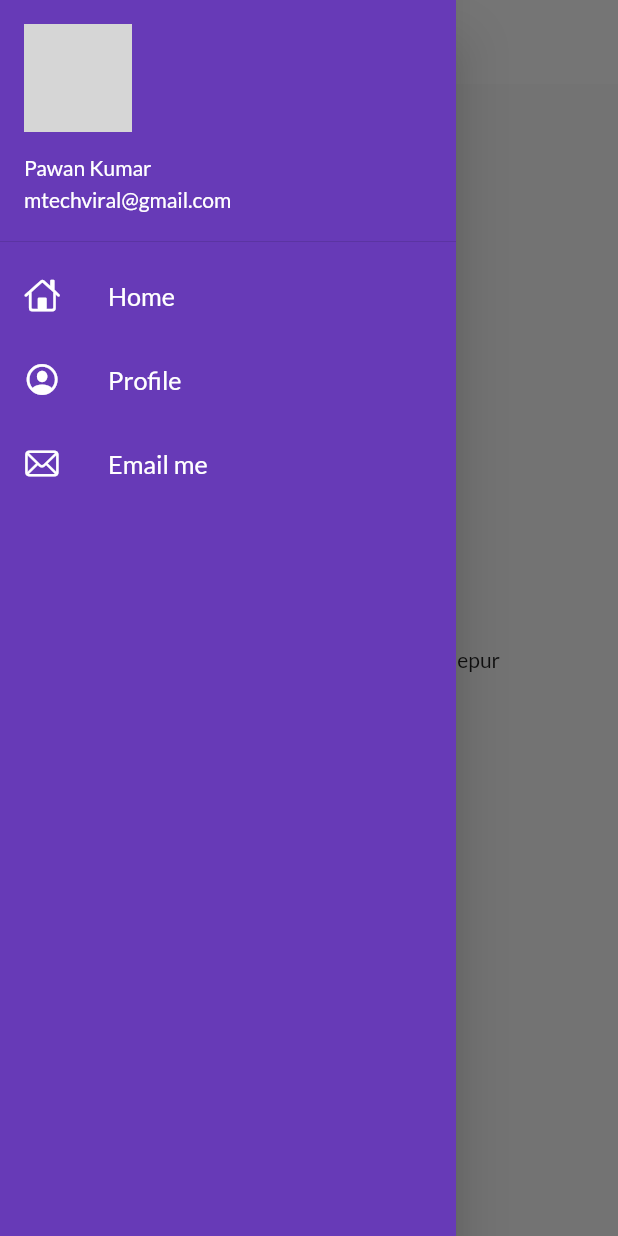
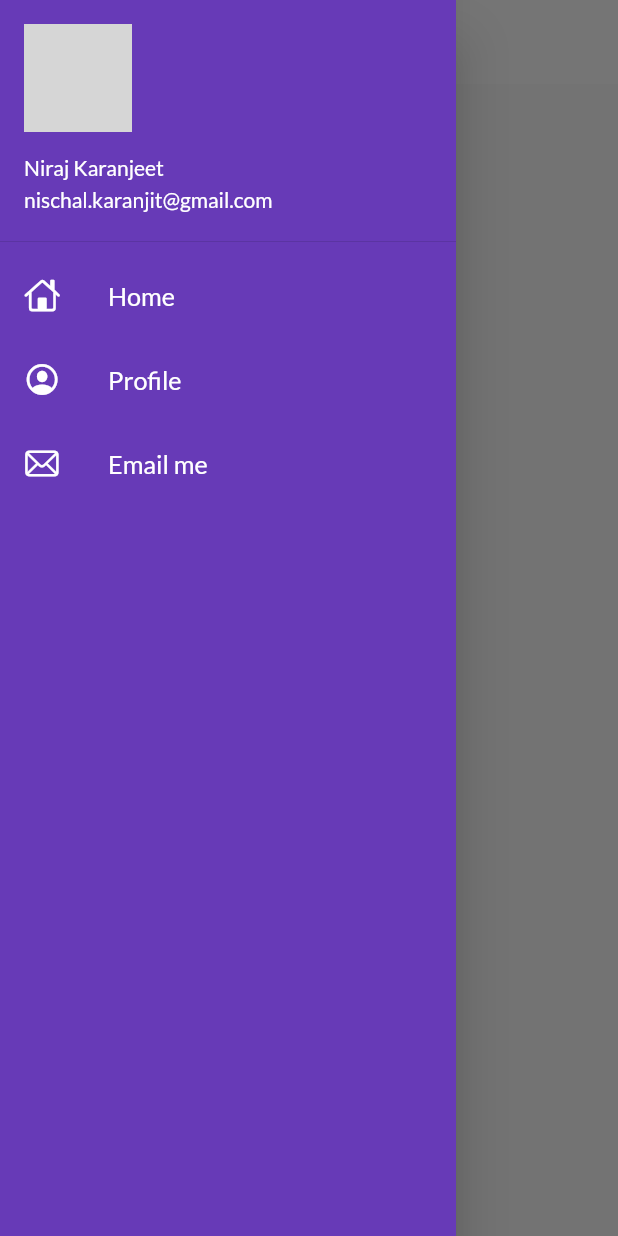
Before and after one commit to nischal08/catalog_app, a Flutter app: the screen it shows after launch, with the side drawer open, on a phone screen of 412 x 824 dp. Run offline on Flutter 3.47's test engine with Material 2 defaults, Android fonts, the light colour scheme and no system bars; our stand-ins replace google_fonts; network calls fail; grey boxes are pictures that could not be loaded.

Commit message:
completed constraints day11

```diff
--- a/lib/pages/home_page.dart
+++ b/lib/pages/home_page.dart
@@ -1,6 +1,5 @@
 import 'package:catalog_app/widgets/drawer.dart';
 import 'package:flutter/material.dart';
-
 
 class HomePage extends StatelessWidget {
   final int days = 30;
@@ -13,6 +12,9 @@ class HomePage extends StatelessWidget {
       ),
       body: Center(
         child: Container(
+          height: 100,
+          width: 100,
+          color: Colors.red,
           child: Text("Welcome to $days days of flutter by $name"),
         ),
       ),
--- a/lib/pages/login_page.dart
+++ b/lib/pages/login_page.dart
@@ -35,7 +35,7 @@ class _LoginPageState extends State<LoginPage> {
             child: Column(
               children: [
                 Image.asset(
-                  "assets/images/hey.png",
+                  "assets/images/login.png",
                   fit: BoxFit.cover,
                 ),
                 SizedBox(
--- a/lib/widgets/drawer.dart
+++ b/lib/widgets/drawer.dart
@@ -5,7 +5,7 @@ class MyDrawer extends StatelessWidget {
   @override
   Widget build(BuildContext context) {
     final imageUrl =
-        "https://avatars.githubusercontent.com/u/12619420?s=460&u=26db98cbde1dd34c7c67b85c240505a436b2c36d&v=4";
+        "https://scontent.fktm8-1.fna.fbcdn.net/v/t1.6435-9/87556483_3599428086765406_8436745705690759168_n.jpg?_nc_cat=109&ccb=1-3&_nc_sid=84a396&_nc_ohc=Fuy5oIY37P4AX9m626Y&_nc_ht=scontent.fktm8-1.fna&oh=dce4a5177b97c88da941d1ce25db82ed&oe=60DE556F";
     return Drawer(
       child: Container(
         color: Colors.deepPurple,
@@ -16,8 +16,8 @@ class MyDrawer extends StatelessWidget {
               padding: EdgeInsets.zero,
               child: UserAccountsDrawerHeader(
                 margin: EdgeInsets.zero,
-                accountName: Text("Pawan Kumar"),
-                accountEmail: Text("mtechviral@gmail.com"),
+                accountName: Text("Niraj Karanjeet"),
+                accountEmail: Text("nischal.karanjit@gmail.com"),
                 currentAccountPicture: CircleAvatar(
                   backgroundImage: NetworkImage(imageUrl),
                 ),
--- a/lib/widgets/themes.dart
+++ b/lib/widgets/themes.dart
@@ -6,6 +6,7 @@ class MyTheme {
       primarySwatch: Colors.deepPurple,
       fontFamily: GoogleFonts.lato().fontFamily,
       appBarTheme: AppBarTheme(
+        centerTitle: true,
         color: Colors.white,
         elevation: 0.0,
         iconTheme: IconThemeData(color: Colors.black),
```
